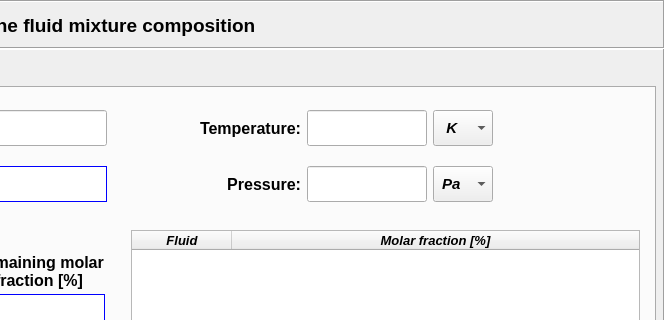
Before: the Qt Designer form data/user_input/ui_files/Model/Setup/Acoustic/setFluidCompositionInput.ui in open-pulse/OpenPulse, drawn with Qt 5; both pictures show x 455 to 1120 and y 0 to 320 of the 1120 by 705 pixel window.
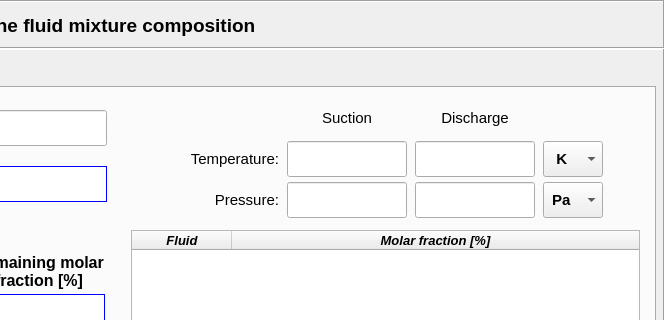
After: the same form once the commit is applied.

```diff
--- a/data/user_input/ui_files/Model/Setup/Acoustic/setFluidCompositionInput.ui
+++ b/data/user_input/ui_files/Model/Setup/Acoustic/setFluidCompositionInput.ui
@@ -629,15 +629,47 @@
        <set>Qt::AlignRight|Qt::AlignTrailing|Qt::AlignVCenter</set>
       </property>
      </widget>
+     <widget class="QFrame" name="frame_states">
+      <property name="geometry">
+       <rect>
+        <x>576</x>
+        <y>7</y>
+        <width>505</width>
+        <height>131</height>
+       </rect>
+      </property>
+      <property name="font">
+       <font>
+        <family>MS Shell Dlg 2</family>
+       </font>
+      </property>
+      <property name="frameShape">
+       <enum>QFrame::NoFrame</enum>
+      </property>
+      <property name="frameShadow">
+       <enum>QFrame::Raised</enum>
+      </property>
+      <layout class="QGridLayout" name="gridLayout">
+       <property name="leftMargin">
+        <number>4</number>
+       </property>
+       <property name="topMargin">
+        <number>4</number>
+       </property>
+       <property name="rightMargin">
+        <number>4</number>
+       </property>
+       <property name="bottomMargin">
+        <number>4</number>
+       </property>
+       <property name="horizontalSpacing">
+        <number>8</number>
+       </property>
+       <property name="verticalSpacing">
+        <number>4</number>
+       </property>
+       <item row="1" column="1">
      <widget class="QLabel" name="label_10">
-      <property name="geometry">
-       <rect>
-        <x>634</x>
-        <y>22</y>
-        <width>110</width>
-        <height>36</height>
-       </rect>
-      </property>
       <property name="minimumSize">
        <size>
         <width>110</width>
@@ -646,17 +678,17 @@
       </property>
       <property name="maximumSize">
        <size>
-        <width>110</width>
+           <width>132</width>
         <height>36</height>
        </size>
       </property>
       <property name="font">
        <font>
-        <family>Arial</family>
-        <pointsize>12</pointsize>
-        <weight>75</weight>
+           <family>MS Shell Dlg 2</family>
+           <pointsize>11</pointsize>
+           <weight>50</weight>
         <italic>false</italic>
-        <bold>true</bold>
+           <bold>false</bold>
        </font>
       </property>
       <property name="text">
@@ -666,135 +698,9 @@
        <set>Qt::AlignRight|Qt::AlignTrailing|Qt::AlignVCenter</set>
       </property>
      </widget>
-     <widget class="QLineEdit" name="lineEdit_temperature">
-      <property name="geometry">
-       <rect>
-        <x>750</x>
-        <y>22</y>
-        <width>120</width>
-        <height>36</height>
-       </rect>
-      </property>
-      <property name="minimumSize">
-       <size>
-        <width>120</width>
-        <height>36</height>
-       </size>
-      </property>
-      <property name="maximumSize">
-       <size>
-        <width>120</width>
-        <height>36</height>
-       </size>
-      </property>
-      <property name="font">
-       <font>
-        <family>Arial</family>
-        <pointsize>11</pointsize>
-        <weight>75</weight>
-        <italic>false</italic>
-        <bold>true</bold>
-       </font>
-      </property>
-      <property name="styleSheet">
-       <string notr="true">color: rgb(0, 0, 0);</string>
-      </property>
-      <property name="text">
-       <string/>
-      </property>
-      <property name="alignment">
-       <set>Qt::AlignCenter</set>
-      </property>
-     </widget>
-     <widget class="QLineEdit" name="lineEdit_pressure">
-      <property name="enabled">
-       <bool>true</bool>
-      </property>
-      <property name="geometry">
-       <rect>
-        <x>750</x>
-        <y>78</y>
-        <width>120</width>
-        <height>36</height>
-       </rect>
-      </property>
-      <property name="minimumSize">
-       <size>
-        <width>120</width>
-        <height>36</height>
-       </size>
-      </property>
-      <property name="maximumSize">
-       <size>
-        <width>120</width>
-        <height>36</height>
-       </size>
-      </property>
-      <property name="font">
-       <font>
-        <family>Arial</family>
-        <pointsize>11</pointsize>
-        <weight>75</weight>
-        <italic>false</italic>
-        <bold>true</bold>
-       </font>
-      </property>
-      <property name="styleSheet">
-       <string notr="true">color: rgb(0, 0, 0);</string>
-      </property>
-      <property name="text">
-       <string/>
-      </property>
-      <property name="alignment">
-       <set>Qt::AlignCenter</set>
-      </property>
-     </widget>
-     <widget class="QLabel" name="label_9">
-      <property name="geometry">
-       <rect>
-        <x>654</x>
-        <y>78</y>
-        <width>90</width>
-        <height>36</height>
-       </rect>
-      </property>
-      <property name="minimumSize">
-       <size>
-        <width>90</width>
-        <height>36</height>
-       </size>
-      </property>
-      <property name="maximumSize">
-       <size>
-        <width>90</width>
-        <height>36</height>
-       </size>
-      </property>
-      <property name="font">
-       <font>
-        <family>Arial</family>
-        <pointsize>12</pointsize>
-        <weight>75</weight>
-        <italic>false</italic>
-        <bold>true</bold>
-       </font>
-      </property>
-      <property name="text">
-       <string>Pressure:</string>
-      </property>
-      <property name="alignment">
-       <set>Qt::AlignRight|Qt::AlignTrailing|Qt::AlignVCenter</set>
-      </property>
-     </widget>
+       </item>
+       <item row="2" column="4">
      <widget class="QComboBox" name="comboBox_pressure_units">
-      <property name="geometry">
-       <rect>
-        <x>876</x>
-        <y>78</y>
-        <width>60</width>
-        <height>36</height>
-       </rect>
-      </property>
       <property name="minimumSize">
        <size>
         <width>60</width>
@@ -807,6 +713,12 @@
         <height>36</height>
        </size>
       </property>
+         <property name="font">
+          <font>
+           <family>MS Shell Dlg 2</family>
+           <italic>false</italic>
+          </font>
+         </property>
       <item>
        <property name="text">
         <string> Pa</string>
@@ -828,15 +740,9 @@
        </property>
       </item>
      </widget>
+       </item>
+       <item row="1" column="4">
      <widget class="QComboBox" name="comboBox_temperature_units">
-      <property name="geometry">
-       <rect>
-        <x>876</x>
-        <y>22</y>
-        <width>60</width>
-        <height>36</height>
-       </rect>
-      </property>
       <property name="minimumSize">
        <size>
         <width>60</width>
@@ -849,6 +755,12 @@
         <height>36</height>
        </size>
       </property>
+         <property name="font">
+          <font>
+           <family>MS Shell Dlg 2</family>
+           <italic>false</italic>
+          </font>
+         </property>
       <item>
        <property name="text">
         <string>  K</string>
@@ -864,6 +776,264 @@
         <string>  ºF</string>
        </property>
       </item>
+        </widget>
+       </item>
+       <item row="0" column="3">
+        <widget class="QLabel" name="label_discharge">
+         <property name="minimumSize">
+          <size>
+           <width>110</width>
+           <height>20</height>
+          </size>
+         </property>
+         <property name="maximumSize">
+          <size>
+           <width>120</width>
+           <height>36</height>
+          </size>
+         </property>
+         <property name="font">
+          <font>
+           <family>MS Shell Dlg 2</family>
+           <pointsize>11</pointsize>
+           <weight>50</weight>
+           <italic>false</italic>
+           <bold>false</bold>
+          </font>
+         </property>
+         <property name="text">
+          <string>Discharge</string>
+         </property>
+         <property name="alignment">
+          <set>Qt::AlignCenter</set>
+         </property>
+        </widget>
+       </item>
+       <item row="1" column="2">
+        <widget class="QLineEdit" name="lineEdit_temperature">
+         <property name="minimumSize">
+          <size>
+           <width>120</width>
+           <height>36</height>
+          </size>
+         </property>
+         <property name="maximumSize">
+          <size>
+           <width>120</width>
+           <height>36</height>
+          </size>
+         </property>
+         <property name="font">
+          <font>
+           <family>Arial</family>
+           <pointsize>11</pointsize>
+           <weight>75</weight>
+           <italic>false</italic>
+           <bold>true</bold>
+          </font>
+         </property>
+         <property name="styleSheet">
+          <string notr="true">color: rgb(0, 0, 0);</string>
+         </property>
+         <property name="text">
+          <string/>
+         </property>
+         <property name="alignment">
+          <set>Qt::AlignCenter</set>
+         </property>
+        </widget>
+       </item>
+       <item row="2" column="1">
+        <widget class="QLabel" name="label_9">
+         <property name="minimumSize">
+          <size>
+           <width>90</width>
+           <height>36</height>
+          </size>
+         </property>
+         <property name="maximumSize">
+          <size>
+           <width>132</width>
+           <height>36</height>
+          </size>
+         </property>
+         <property name="font">
+          <font>
+           <family>MS Shell Dlg 2</family>
+           <pointsize>11</pointsize>
+           <weight>50</weight>
+           <italic>false</italic>
+           <bold>false</bold>
+          </font>
+         </property>
+         <property name="text">
+          <string>Pressure:</string>
+         </property>
+         <property name="alignment">
+          <set>Qt::AlignRight|Qt::AlignTrailing|Qt::AlignVCenter</set>
+         </property>
+        </widget>
+       </item>
+       <item row="2" column="2">
+        <widget class="QLineEdit" name="lineEdit_pressure">
+         <property name="enabled">
+          <bool>true</bool>
+         </property>
+         <property name="minimumSize">
+          <size>
+           <width>120</width>
+           <height>36</height>
+          </size>
+         </property>
+         <property name="maximumSize">
+          <size>
+           <width>120</width>
+           <height>36</height>
+          </size>
+         </property>
+         <property name="font">
+          <font>
+           <family>Arial</family>
+           <pointsize>11</pointsize>
+           <weight>75</weight>
+           <italic>false</italic>
+           <bold>true</bold>
+          </font>
+         </property>
+         <property name="styleSheet">
+          <string notr="true">color: rgb(0, 0, 0);</string>
+         </property>
+         <property name="text">
+          <string/>
+         </property>
+         <property name="alignment">
+          <set>Qt::AlignCenter</set>
+         </property>
+        </widget>
+       </item>
+       <item row="1" column="3">
+        <widget class="QLineEdit" name="lineEdit_temperature_disch">
+         <property name="minimumSize">
+          <size>
+           <width>120</width>
+           <height>36</height>
+          </size>
+         </property>
+         <property name="maximumSize">
+          <size>
+           <width>120</width>
+           <height>36</height>
+          </size>
+         </property>
+         <property name="font">
+          <font>
+           <family>Arial</family>
+           <pointsize>11</pointsize>
+           <weight>75</weight>
+           <italic>false</italic>
+           <bold>true</bold>
+          </font>
+         </property>
+         <property name="styleSheet">
+          <string notr="true">color: rgb(0, 0, 0);</string>
+         </property>
+         <property name="text">
+          <string/>
+         </property>
+         <property name="alignment">
+          <set>Qt::AlignCenter</set>
+         </property>
+        </widget>
+       </item>
+       <item row="1" column="0">
+        <widget class="QFrame" name="frame_3">
+         <property name="frameShape">
+          <enum>QFrame::NoFrame</enum>
+         </property>
+         <property name="frameShadow">
+          <enum>QFrame::Raised</enum>
+         </property>
+        </widget>
+       </item>
+       <item row="0" column="2">
+        <widget class="QLabel" name="label_suction">
+         <property name="minimumSize">
+          <size>
+           <width>110</width>
+           <height>20</height>
+          </size>
+         </property>
+         <property name="maximumSize">
+          <size>
+           <width>120</width>
+           <height>36</height>
+          </size>
+         </property>
+         <property name="font">
+          <font>
+           <family>MS Shell Dlg 2</family>
+           <pointsize>11</pointsize>
+           <weight>50</weight>
+           <italic>false</italic>
+           <bold>false</bold>
+          </font>
+         </property>
+         <property name="text">
+          <string>Suction</string>
+         </property>
+         <property name="alignment">
+          <set>Qt::AlignCenter</set>
+         </property>
+        </widget>
+       </item>
+       <item row="2" column="3">
+        <widget class="QLineEdit" name="lineEdit_pressure_disch">
+         <property name="enabled">
+          <bool>true</bool>
+         </property>
+         <property name="minimumSize">
+          <size>
+           <width>120</width>
+           <height>36</height>
+          </size>
+         </property>
+         <property name="maximumSize">
+          <size>
+           <width>120</width>
+           <height>36</height>
+          </size>
+         </property>
+         <property name="font">
+          <font>
+           <family>Arial</family>
+           <pointsize>11</pointsize>
+           <weight>75</weight>
+           <italic>false</italic>
+           <bold>true</bold>
+          </font>
+         </property>
+         <property name="styleSheet">
+          <string notr="true">color: rgb(0, 0, 0);</string>
+         </property>
+         <property name="text">
+          <string/>
+         </property>
+         <property name="alignment">
+          <set>Qt::AlignCenter</set>
+         </property>
+        </widget>
+       </item>
+       <item row="1" column="5">
+        <widget class="QFrame" name="frame_4">
+         <property name="frameShape">
+          <enum>QFrame::NoFrame</enum>
+         </property>
+         <property name="frameShadow">
+          <enum>QFrame::Raised</enum>
+         </property>
+        </widget>
+       </item>
+      </layout>
      </widget>
     </widget>
     <widget class="QWidget" name="tab_pretest">
```
Lines whose indentation alone changed are shown as unchanged.
